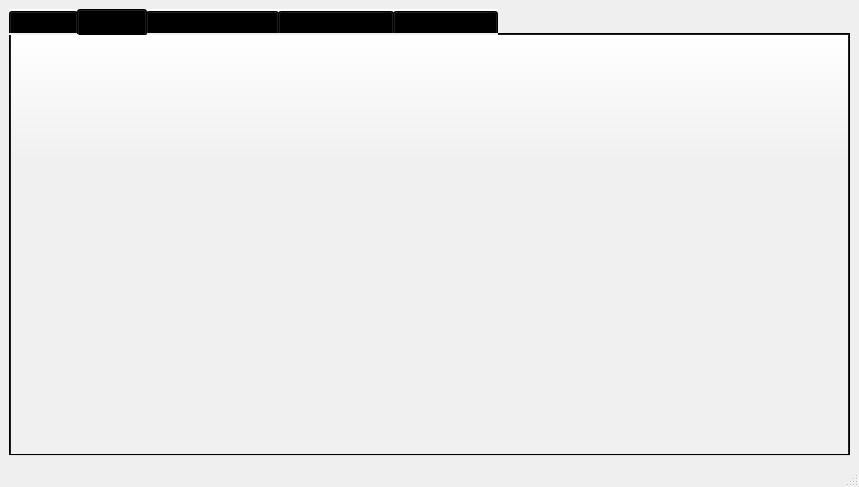
The window that GUI/BATT5_SRS_GUI.ui (adalio0/BATT5) describes before a commit, drawn with Qt 5.
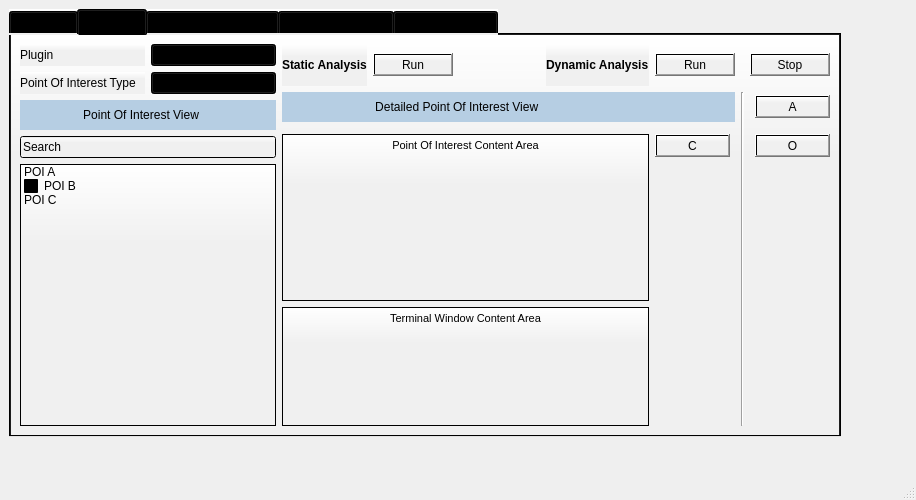
The same window after the commit. The open tabs and pages were chosen to show the change.

Commit message:
THATS ALL FOLKS
;)

```diff
--- a/GUI/BATT5_SRS_GUI.ui
+++ b/GUI/BATT5_SRS_GUI.ui
@@ -6,17 +6,23 @@
    <rect>
     <x>0</x>
     <y>0</y>
-    <width>850</width>
-    <height>487</height>
+    <width>916</width>
+    <height>500</height>
    </rect>
   </property>
   <property name="windowTitle">
    <string>MainWindow</string>
   </property>
   <widget class="QWidget" name="centralwidget">
-   <layout class="QVBoxLayout" name="verticalLayout">
-    <item>
      <widget class="QTabWidget" name="tabWidget">
+    <property name="geometry">
+     <rect>
+      <x>9</x>
+      <y>9</y>
+      <width>832</width>
+      <height>428</height>
+     </rect>
+    </property>
       <property name="styleSheet">
        <string notr="true">background-color: qlineargradient(spread:pad, x1:0.488955, y1:1, x2:0.488773, y2:0, stop:0.698864 rgba(240, 240, 240, 255), stop:1 rgba(255, 255, 255, 255));</string>
       </property>
@@ -268,7 +274,260 @@
        <attribute name="title">
         <string>Analysis</string>
        </attribute>
-       <layout class="QFormLayout" name="formLayout_3"/>
+     <layout class="QFormLayout" name="formLayout_3">
+      <item row="0" column="0">
+       <layout class="QVBoxLayout" name="verticalLayout_13">
+        <item>
+         <layout class="QGridLayout" name="gridLayout_8">
+          <item row="0" column="0">
+           <widget class="QLabel" name="label_20">
+            <property name="minimumSize">
+             <size>
+              <width>0</width>
+              <height>10</height>
+             </size>
+            </property>
+            <property name="text">
+             <string>Plugin</string>
+            </property>
+           </widget>
+          </item>
+          <item row="2" column="0">
+           <widget class="QLabel" name="label_18">
+            <property name="minimumSize">
+             <size>
+              <width>0</width>
+              <height>10</height>
+             </size>
+            </property>
+            <property name="text">
+             <string>Point Of Interest Type</string>
+            </property>
+           </widget>
+          </item>
+          <item row="0" column="1">
+           <widget class="QComboBox" name="comboBox_3">
+            <item>
+             <property name="text">
+              <string>Plugin A</string>
+             </property>
+            </item>
+            <item>
+             <property name="text">
+              <string>Plugin B</string>
+             </property>
+            </item>
+            <item>
+             <property name="text">
+              <string>Plugin C</string>
+             </property>
+            </item>
+           </widget>
+          </item>
+          <item row="2" column="1">
+           <widget class="QComboBox" name="comboBox_2">
+            <item>
+             <property name="text">
+              <string>Type A</string>
+             </property>
+            </item>
+            <item>
+             <property name="text">
+              <string>Type B</string>
+             </property>
+            </item>
+            <item>
+             <property name="text">
+              <string>Type C</string>
+             </property>
+            </item>
+           </widget>
+          </item>
+         </layout>
+        </item>
+        <item>
+         <widget class="QLabel" name="label_11">
+          <property name="minimumSize">
+           <size>
+            <width>0</width>
+            <height>30</height>
+           </size>
+          </property>
+          <property name="styleSheet">
+           <string notr="true">background-color: rgb(182, 206, 227);</string>
+          </property>
+          <property name="text">
+           <string>                   Point Of Interest View</string>
+          </property>
+         </widget>
+        </item>
+        <item>
+         <widget class="QLineEdit" name="lineEdit_6">
+          <property name="text">
+           <string>Search</string>
+          </property>
+         </widget>
+        </item>
+        <item>
+         <widget class="QListWidget" name="listWidget_3">
+          <item>
+           <property name="text">
+            <string>POI A</string>
+           </property>
+           <property name="checkState">
+            <enum>Unchecked</enum>
+           </property>
+          </item>
+          <item>
+           <property name="text">
+            <string>POI B</string>
+           </property>
+           <property name="checkState">
+            <enum>Checked</enum>
+           </property>
+          </item>
+          <item>
+           <property name="text">
+            <string>POI C</string>
+           </property>
+           <property name="checkState">
+            <enum>Unchecked</enum>
+           </property>
+          </item>
+         </widget>
+        </item>
+       </layout>
+      </item>
+      <item row="0" column="1">
+       <layout class="QGridLayout" name="gridLayout_7">
+        <item row="9" column="0" colspan="5">
+         <widget class="QLabel" name="label_21">
+          <property name="minimumSize">
+           <size>
+            <width>0</width>
+            <height>30</height>
+           </size>
+          </property>
+          <property name="styleSheet">
+           <string notr="true">background-color: rgb(182, 206, 227);</string>
+          </property>
+          <property name="text">
+           <string>                            Detailed Point Of Interest View</string>
+          </property>
+         </widget>
+        </item>
+        <item row="9" column="6" alignment="Qt::AlignRight">
+         <widget class="QPushButton" name="pushButton_14">
+          <property name="text">
+           <string>A</string>
+          </property>
+         </widget>
+        </item>
+        <item row="11" column="6" alignment="Qt::AlignRight|Qt::AlignTop">
+         <widget class="QPushButton" name="pushButton_15">
+          <property name="text">
+           <string>O</string>
+          </property>
+         </widget>
+        </item>
+        <item row="11" column="0" colspan="4">
+         <widget class="QTextEdit" name="textEdit_5">
+          <property name="html">
+           <string>&lt;!DOCTYPE HTML PUBLIC &quot;-//W3C//DTD HTML 4.0//EN&quot; &quot;http://www.w3.org/TR/REC-html40/strict.dtd&quot;&gt;
+&lt;html&gt;&lt;head&gt;&lt;meta name=&quot;qrichtext&quot; content=&quot;1&quot; /&gt;&lt;style type=&quot;text/css&quot;&gt;
+p, li { white-space: pre-wrap; }
+&lt;/style&gt;&lt;/head&gt;&lt;body style=&quot; font-family:'MS Shell Dlg 2'; font-size:8.25pt; font-weight:400; font-style:normal;&quot;&gt;
+&lt;p align=&quot;center&quot; style=&quot; margin-top:0px; margin-bottom:0px; margin-left:0px; margin-right:0px; -qt-block-indent:0; text-indent:0px;&quot;&gt;Point Of Interest Content Area&lt;/p&gt;&lt;/body&gt;&lt;/html&gt;</string>
+          </property>
+         </widget>
+        </item>
+        <item row="11" column="4" alignment="Qt::AlignLeft|Qt::AlignTop">
+         <widget class="QPushButton" name="pushButton_13">
+          <property name="minimumSize">
+           <size>
+            <width>0</width>
+            <height>0</height>
+           </size>
+          </property>
+          <property name="text">
+           <string>C</string>
+          </property>
+         </widget>
+        </item>
+        <item row="9" column="5" rowspan="6">
+         <widget class="Line" name="line">
+          <property name="orientation">
+           <enum>Qt::Vertical</enum>
+          </property>
+         </widget>
+        </item>
+        <item row="8" column="6">
+         <widget class="QPushButton" name="pushButton_12">
+          <property name="text">
+           <string>Stop</string>
+          </property>
+         </widget>
+        </item>
+        <item row="8" column="4">
+         <widget class="QPushButton" name="pushButton_11">
+          <property name="text">
+           <string>Run</string>
+          </property>
+         </widget>
+        </item>
+        <item row="8" column="3">
+         <widget class="QLabel" name="label_22">
+          <property name="font">
+           <font>
+            <weight>75</weight>
+            <bold>true</bold>
+           </font>
+          </property>
+          <property name="text">
+           <string>Dynamic Analysis</string>
+          </property>
+         </widget>
+        </item>
+        <item row="8" column="1">
+         <widget class="QPushButton" name="pushButton_6">
+          <property name="text">
+           <string>Run</string>
+          </property>
+         </widget>
+        </item>
+        <item row="8" column="0">
+         <widget class="QLabel" name="label_19">
+          <property name="minimumSize">
+           <size>
+            <width>0</width>
+            <height>42</height>
+           </size>
+          </property>
+          <property name="font">
+           <font>
+            <weight>75</weight>
+            <bold>true</bold>
+           </font>
+          </property>
+          <property name="text">
+           <string>Static Analysis</string>
+          </property>
+         </widget>
+        </item>
+        <item row="12" column="0" rowspan="3" colspan="4">
+         <widget class="QTextEdit" name="textEdit_6">
+          <property name="html">
+           <string>&lt;!DOCTYPE HTML PUBLIC &quot;-//W3C//DTD HTML 4.0//EN&quot; &quot;http://www.w3.org/TR/REC-html40/strict.dtd&quot;&gt;
+&lt;html&gt;&lt;head&gt;&lt;meta name=&quot;qrichtext&quot; content=&quot;1&quot; /&gt;&lt;style type=&quot;text/css&quot;&gt;
+p, li { white-space: pre-wrap; }
+&lt;/style&gt;&lt;/head&gt;&lt;body style=&quot; font-family:'MS Shell Dlg 2'; font-size:8.25pt; font-weight:400; font-style:normal;&quot;&gt;
+&lt;p align=&quot;center&quot; style=&quot; margin-top:0px; margin-bottom:0px; margin-left:0px; margin-right:0px; -qt-block-indent:0; text-indent:0px;&quot;&gt;Terminal Window Content Area&lt;/p&gt;&lt;/body&gt;&lt;/html&gt;</string>
+          </property>
+         </widget>
+        </item>
+       </layout>
+      </item>
+     </layout>
       </widget>
       <widget class="QWidget" name="pluginManagementTab">
        <attribute name="title">
@@ -899,8 +1158,6 @@
        </layout>
       </widget>
      </widget>
-    </item>
-   </layout>
   </widget>
   <widget class="QMenuBar" name="menubar">
    <property name="geometry">
```
Left out of the diff: 23 changed lines with no effect on the pictures. Lines whose indentation alone changed are shown as unchanged.
